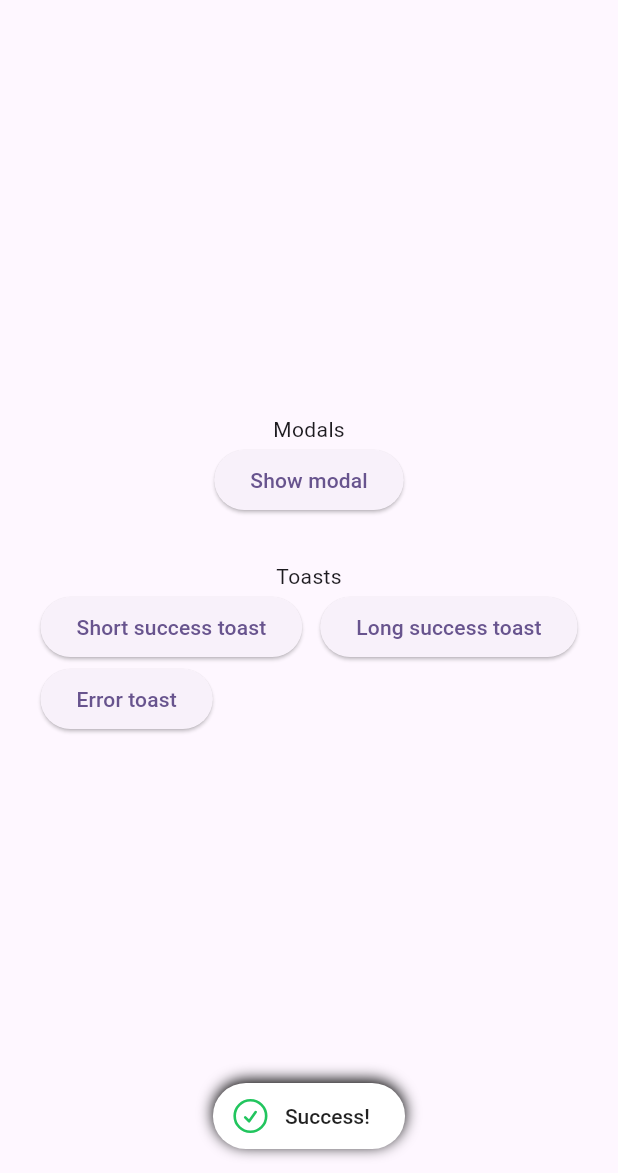
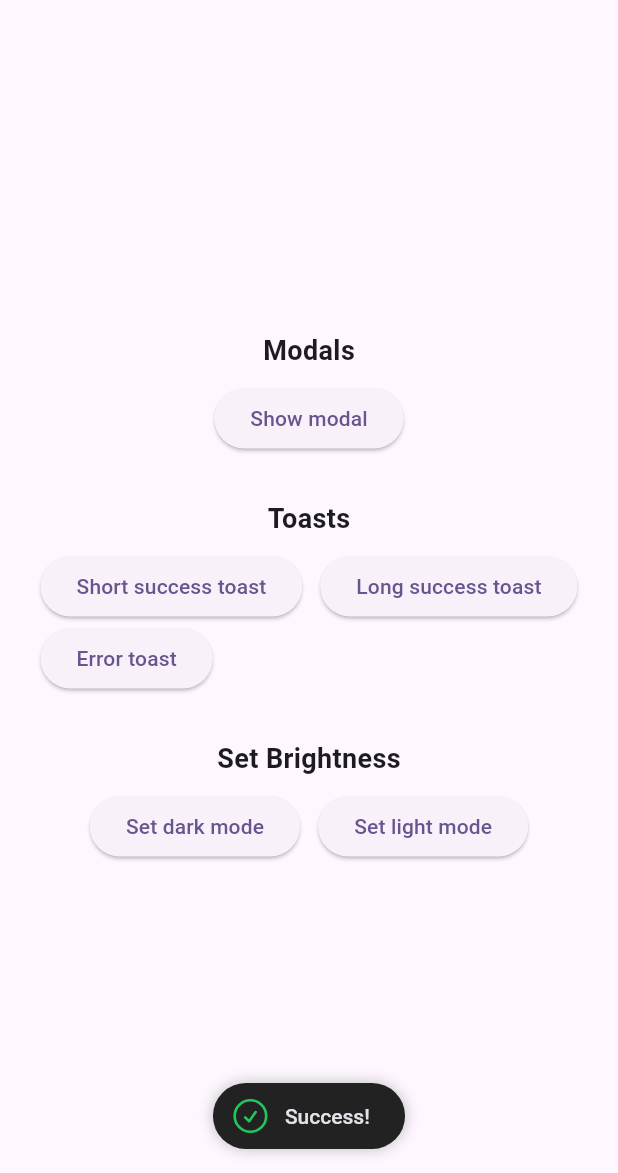
Before and after one commit to RobinVDVelden/tailwind_components, a Flutter app: the screen it shows after launch, after a tap on "Short success toast", on a phone screen of 412 x 824 dp, the part 63-1236 px from its top. Run offline on Flutter 3.47's test engine with Material 3 defaults, Android fonts, the phone set to English and light mode, and no system bars; our stand-ins replace heroicons.

Commit message:
Added dark theme

````diff
--- a/example/lib/main.dart
+++ b/example/lib/main.dart
@@ -12,6 +12,7 @@ class MyApp extends StatelessWidget {
   @override
   Widget build(BuildContext context) {
     return TailwindComponents(
+      theme: TailwindTheme(darkMode: true),
       child: MaterialApp(
         theme: ThemeData(
           colorScheme: ColorScheme.fromSeed(seedColor: Colors.deepPurple),
@@ -65,7 +66,14 @@ class _BaseAppState extends State<BaseApp> {
         child: Column(
           mainAxisAlignment: MainAxisAlignment.center,
           children: [
-            Text('Modals'),
+            Text(
+              'Modals',
+              style: TextStyle(
+                fontWeight: FontWeight.bold,
+                fontSize: 18,
+              ),
+            ),
+            const SizedBox(height: 8),
             Wrap(
               spacing: 12,
               children: [
@@ -78,7 +86,14 @@ class _BaseAppState extends State<BaseApp> {
 
             const SizedBox(height: 30),
 
-            Text('Toasts'),
+            Text(
+              'Toasts',
+              style: TextStyle(
+                fontWeight: FontWeight.bold,
+                fontSize: 18,
+              ),
+            ),
+            const SizedBox(height: 8),
             Wrap(
               spacing: 12,
               children: [
@@ -100,6 +115,32 @@ class _BaseAppState extends State<BaseApp> {
             ),
 
             const SizedBox(height: 30),
+
+            Text(
+              'Set Brightness',
+              style: TextStyle(
+                fontWeight: FontWeight.bold,
+                fontSize: 18,
+              ),
+            ),
+            const SizedBox(height: 8),
+            Wrap(
+              spacing: 12,
+              children: [
+                ElevatedButton(
+                  onPressed: () {
+                    TailwindComponents.setBrightness(Brightness.dark);
+                  },
+                  child: Text('Set dark mode'),
+                ),
+                ElevatedButton(
+                  onPressed: () {
+                    TailwindComponents.setBrightness(Brightness.light);
+                  },
+                  child: Text('Set light mode'),
+                ),
+              ],
+            ),
           ],
         ),
       ),
--- /dev/null
+++ b/lib/src/theme.dart
@@ -0,0 +1,7 @@
+class TailwindTheme {
+  final bool darkMode;
+
+  const TailwindTheme({
+    this.darkMode = false,
+  });
+}
--- a/lib/src/toast/toast_chip.dart
+++ b/lib/src/toast/toast_chip.dart
@@ -148,9 +148,9 @@ class _ToastChipState extends State<ToastChip>
       case ToastType.success:
         return HeroIcons.checkCircle;
       case ToastType.warning:
-        return HeroIcons.exclamationTriangle;
+        return HeroIcons.exclamationCircle;
       case ToastType.error:
-        return HeroIcons.exclamationTriangle;
+        return HeroIcons.exclamationCircle;
       case ToastType.info:
         return HeroIcons.informationCircle;
     }
@@ -182,13 +182,15 @@ class _ToastChipState extends State<ToastChip>
                     vertical: 5
                   ),
                   decoration: BoxDecoration(
-                    color: Colors.white,
+                    // color: Theme.of(context).colorScheme.surface,
+                    color: Theme.of(context).brightness == Brightness.dark ? const Color(0xff222222) : Colors.white,
                     borderRadius: BorderRadius.circular(50),
                     boxShadow: [
                       BoxShadow(
-                        color: Colors.black.withValues(alpha: 1),
-                        blurRadius: 8,
-                        offset: const Offset(0, -2),
+                        color: Theme.of(context).colorScheme.shadow.withValues(alpha: .2),
+                        blurRadius: 7,
+                        spreadRadius: 1,
+                        offset: const Offset(0, 0),
                       ),
                     ],
                   ),
@@ -212,8 +214,8 @@ class _ToastChipState extends State<ToastChip>
                         child: Padding(
                           padding: const EdgeInsets.only(left: 6, right: 12, top: 4, bottom: 4),
                           child: DefaultTextStyle(
-                            style: const TextStyle(
-                              color: Colors.black87,
+                            style: TextStyle(
+                              color: Theme.of(context).textTheme.bodyMedium?.color,
                               fontSize: 14,
                               fontWeight: FontWeight.w500,
                               decoration: TextDecoration.none,
--- a/lib/src/wrapper.dart
+++ b/lib/src/wrapper.dart
@@ -1,4 +1,5 @@
 import 'package:flutter/material.dart';
+import 'package:tailwind_components/src/theme.dart';
 import 'context_manager.dart';
 
 /// A wrapper widget that automatically initializes TailwindComponents.
@@ -12,22 +13,68 @@ import 'context_manager.dart';
 /// )
 /// ```
 class TailwindComponents extends StatefulWidget {
+  final TailwindTheme theme;
   final Widget child;
+  static _TailwindComponentsState? _currentState;
 
   const TailwindComponents({
     super.key,
     required this.child,
-  });
+    TailwindTheme? theme,
+  }) : theme = theme ?? const TailwindTheme();
 
   @override
   State<TailwindComponents> createState() => _TailwindComponentsState();
+
+  /// Set the brightness of the theme at runtime.
+  static void setBrightness(Brightness brightness) {
+    final state = _currentState;
+    if (state != null) {
+      state._setBrightness(brightness);
+    } else {
+      throw Exception('TailwindComponents must be initialized before calling setBrightness');
+    }
+  }
 }
 
 class _TailwindComponentsState extends State<TailwindComponents> {
+  late Brightness _currentBrightness;
+
+  @override
+  void initState() {
+    super.initState();
+
+    _currentBrightness = widget.theme.darkMode ? Brightness.dark : Brightness.light;
+
+    // Register this state instance
+    TailwindComponents._currentState = this;
+  }
+
+  @override
+  void dispose() {
+    // Clear the state reference when disposed
+    if (TailwindComponents._currentState == this) {
+      TailwindComponents._currentState = null;
+    }
+
+    super.dispose();
+  }
+
+  void _setBrightness(Brightness brightness) {
+    if (_currentBrightness != brightness) {
+      setState(() {
+        _currentBrightness = brightness;
+      });
+    }
+  }
+
   @override
   Widget build(BuildContext context) {
     return MaterialApp(
       navigatorKey: ContextManager.navigatorKey,
+      theme: ThemeData(
+        brightness: _currentBrightness,
+      ),
       home: Stack(
         children: [
           widget.child,
--- a/lib/tailwind_components.dart
+++ b/lib/tailwind_components.dart
@@ -15,6 +15,8 @@ library tailwind_components;
 
 export 'src/context_manager.dart';
 export 'src/wrapper.dart';
+export 'src/theme.dart';
+
 export 'src/tw_colors.dart';
 export 'src/components/input_field.dart';
 export 'src/components/gradient_app_bar.dart';
````
Also changed, not shown: 2 other files.
